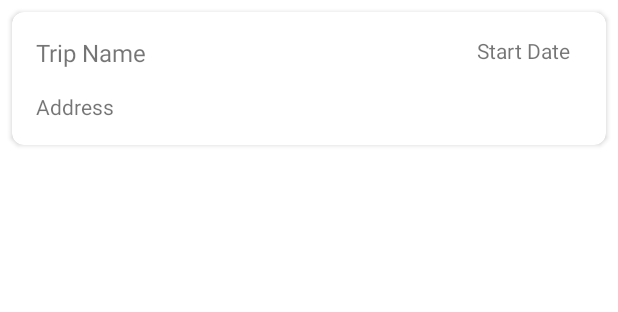
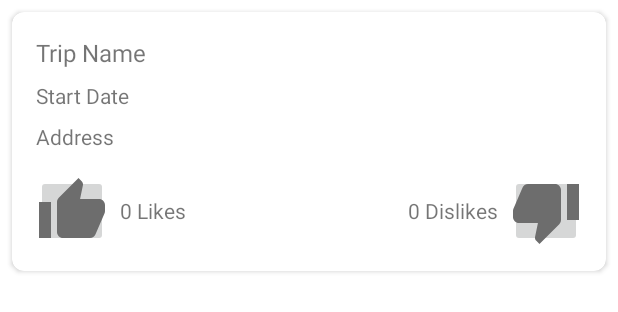
Before and after one commit to tf-cheung/TripTripAssistant, an Android app: the layout explore_card.xml on its own in the app's theme, with its tools: preview values and no code run, on a phone screen of 412 x 824 dp. Shown: the top 312 px of the screen. Run offline under Robolectric (Android 15) with nearby library versions, the phone set to English and light mode, and no system bars.

Commit message:
AdapterPosts add like button

```diff
--- /dev/null
+++ b/app/src/main/java/com/example/tripassistant/RecyclerViewInterface.java
@@ -0,0 +1,5 @@
+package com.example.tripassistant;
+
+public interface RecyclerViewInterface {
+    void onItemClick(int position);
+}
--- /dev/null
+++ b/app/src/main/res/drawable/ic_dislike.xml
@@ -0,0 +1,5 @@
+<vector android:height="48dp" android:tint="#6D6D6D"
+    android:viewportHeight="24" android:viewportWidth="24"
+    android:width="48dp" xmlns:android="http://schemas.android.com/apk/res/android">
+    <path android:fillColor="@android:color/white" android:pathData="M15,3L6,3c-0.83,0 -1.54,0.5 -1.84,1.22l-3.02,7.05c-0.09,0.23 -0.14,0.47 -0.14,0.73v2c0,1.1 0.9,2 2,2h6.31l-0.95,4.57 -0.03,0.32c0,0.41 0.17,0.79 0.44,1.06L9.83,23l6.59,-6.59c0.36,-0.36 0.58,-0.86 0.58,-1.41L17,5c0,-1.1 -0.9,-2 -2,-2zM19,3v12h4L23,3h-4z"/>
+</vector>
--- a/app/src/main/res/layout/explore_card.xml
+++ b/app/src/main/res/layout/explore_card.xml
@@ -7,43 +7,80 @@
     android:layout_margin="8dp"
     app:cardCornerRadius="8dp">
 
-    <androidx.constraintlayout.widget.ConstraintLayout
+    <LinearLayout
         android:layout_width="match_parent"
         android:layout_height="wrap_content"
+        android:orientation="vertical"
         android:padding="16dp">
 
         <TextView
             android:id="@+id/trip_name_text_view"
-            android:layout_width="wrap_content"
+            android:layout_width="match_parent"
             android:layout_height="wrap_content"
             android:text="Trip Name"
-            android:textSize="16sp"
-            app:layout_constraintStart_toStartOf="parent"
-            app:layout_constraintTop_toTopOf="parent" />
+            android:textSize="16sp" />
 
         <TextView
             android:id="@+id/start_date"
-            android:layout_width="wrap_content"
+            android:layout_width="match_parent"
             android:layout_height="wrap_content"
             android:text="Start Date"
-            app:layout_constraintTop_toTopOf="parent"
-            app:layout_constraintEnd_toEndOf="parent"
-            android:layout_marginEnd="8dp"
+            android:layout_marginTop="8dp"
             android:textSize="14sp" />
-
 
         <TextView
             android:id="@+id/address"
-            android:layout_width="wrap_content"
+            android:layout_width="match_parent"
             android:layout_height="wrap_content"
             android:text="Address"
-            app:layout_constraintTop_toBottomOf="@id/trip_name_text_view"
-            app:layout_constraintStart_toStartOf="parent"
-            android:layout_marginEnd="8dp"
-            android:layout_marginTop="15dp"
+            android:layout_marginTop="8dp"
             android:textSize="14sp" />
 
+        <LinearLayout
+            android:layout_width="match_parent"
+            android:layout_height="wrap_content"
+            android:orientation="horizontal"
+            android:layout_marginTop="16dp">
 
-    </androidx.constraintlayout.widget.ConstraintLayout>
+            <ImageButton
+                android:id="@+id/like_button"
+                android:layout_width="48dp"
+                android:layout_height="48dp"
+                android:src="@drawable/ic_like"
+                android:onClick="onLikeButtonClick" />
+
+            <TextView
+                android:id="@+id/like_count_text_view"
+                android:layout_width="wrap_content"
+                android:layout_height="wrap_content"
+                android:text="0 Likes"
+                android:layout_gravity="center_vertical"
+                android:layout_marginStart="8dp"
+                android:textSize="14sp" />
+
+            <View
+                android:layout_width="0dp"
+                android:layout_height="0dp"
+                android:layout_weight="1" />
+
+            <TextView
+                android:id="@+id/dislike_count_text_view"
+                android:layout_width="wrap_content"
+                android:layout_height="wrap_content"
+                android:text="0 Dislikes"
+                android:layout_gravity="center_vertical"
+                android:layout_marginEnd="8dp"
+                android:textSize="14sp" />
+
+            <ImageButton
+                android:id="@+id/dislike_button"
+                android:layout_width="48dp"
+                android:layout_height="48dp"
+                android:src="@drawable/ic_dislike"
+                android:onClick="onDislikeButtonClick" />
+
+        </LinearLayout>
+
+    </LinearLayout>
 
 </androidx.cardview.widget.CardView>
```
Also changed, not shown: app/src/main/java/com/example/tripassistant/AdapterPosts.java (+83 -95 lines).
